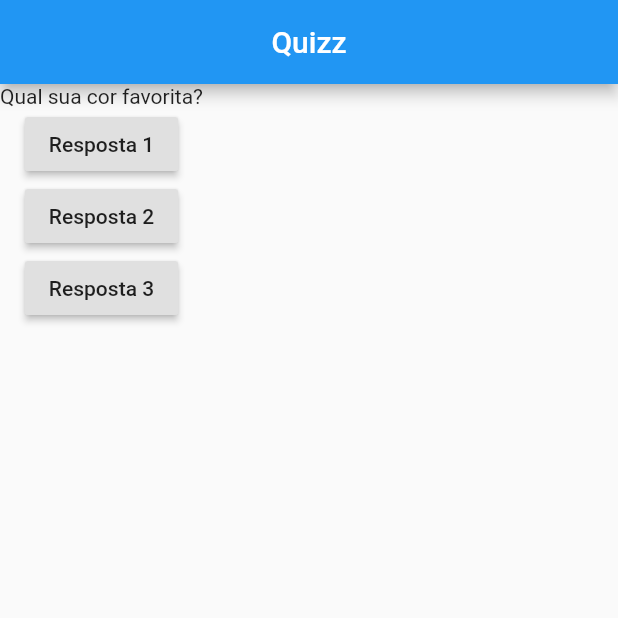
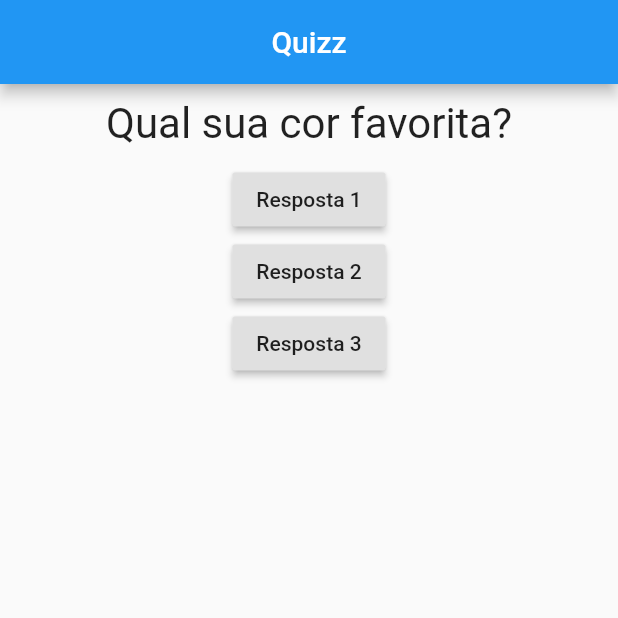
Before and after one commit to MichaelDeMatos/Learn-Flutter-Dart-to-Build-iOS-Android-Apps, a Flutter app: the screen it shows after launch, on a phone screen of 412 x 824 dp, the top half of it. Run offline on Flutter 3.47's test engine with Material 2 defaults, Android fonts, the phone set to English and light mode, and no system bars.

Commit message:
Widget Pergunta

```diff
--- a/Section 2 - Flutter Basics [QUIZ APP]/lib/main.dart
+++ b/Section 2 - Flutter Basics [QUIZ APP]/lib/main.dart
@@ -1,4 +1,6 @@
 import 'package:flutter/material.dart';
+
+import 'pergunta.dart';
 
 void main() => runApp(MyApp());
 
@@ -29,7 +31,7 @@ class _MyAppState extends State<MyApp> {
         ),
         body: Column(
           children: [
-            Text(perguntas[_indexPergunta]),
+            Pergunta(perguntas[_indexPergunta]),
             RaisedButton(
               child: Text('Resposta 1'),
               onPressed: _respondePergunta,
--- /dev/null
+++ b/Section 2 - Flutter Basics [QUIZ APP]/lib/pergunta.dart
@@ -0,0 +1,20 @@
+import 'package:flutter/material.dart';
+
+class Pergunta extends StatelessWidget {
+  final String textoPergunta;
+
+  Pergunta(this.textoPergunta);
+
+  @override
+  Widget build(BuildContext context) {
+    return Container(
+      width: double.infinity,
+      margin: EdgeInsets.all(10),
+      child: Text(
+        textoPergunta,
+        style: TextStyle(fontSize: 28),
+        textAlign: TextAlign.center,
+      ),
+    );
+  }
+}
```
